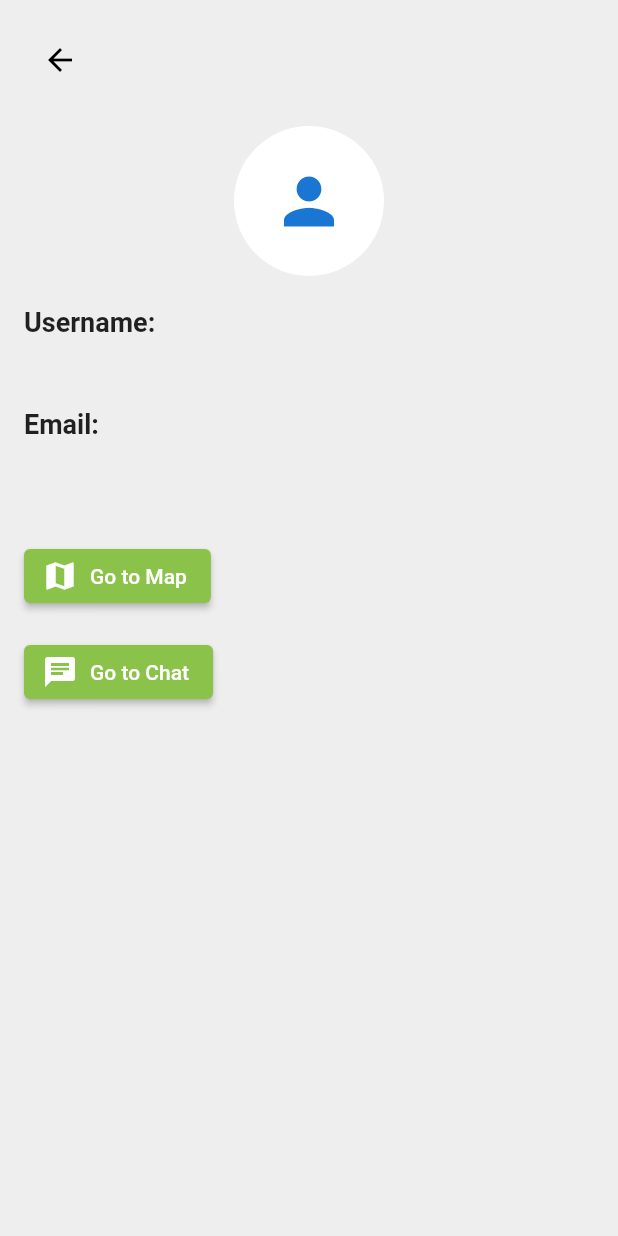
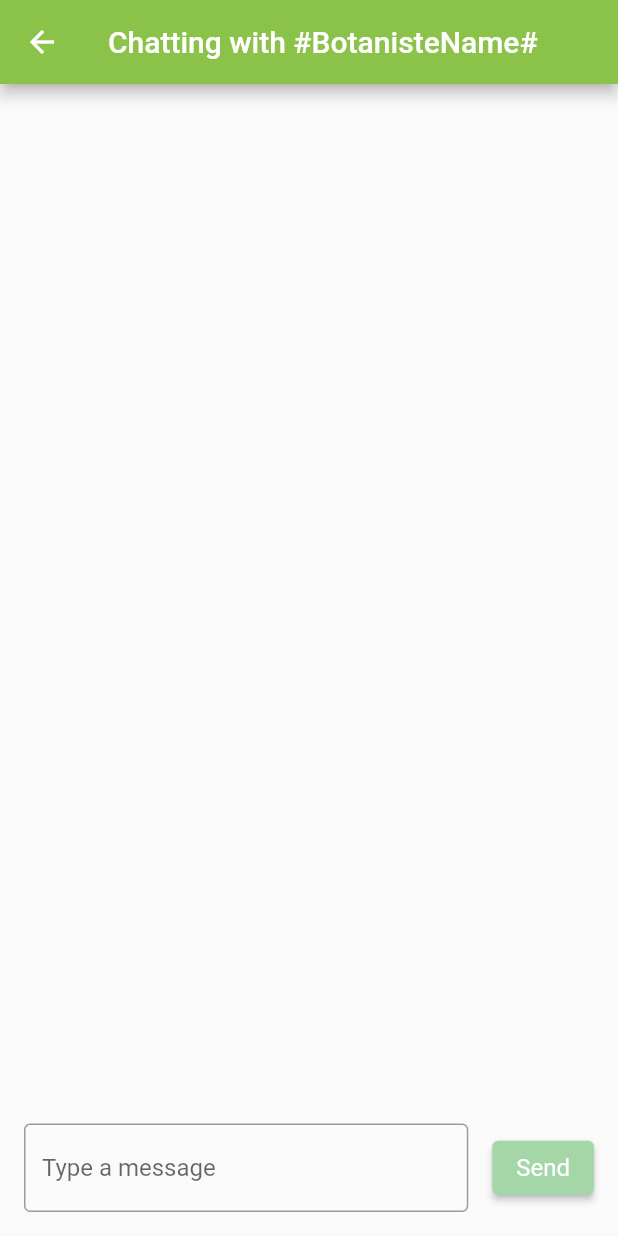
Before and after one commit to MSPR-Plant/A-rosa-je, a Flutter app: the ProfilePage screen opened directly, after a tap on "Go to Chat", on a phone screen of 412 x 824 dp. Run offline on Flutter 3.47's test engine with Material 2 defaults, Android fonts, the phone set to English and light mode, and no system bars; our stand-ins replace cloud_firestore, file_picker, firebase_auth, firebase_core, font_awesome_flutter, google_maps_flutter and 1 more; accounts and stored records are empty.

Commit message:
Adding ChatPage + Updating ProfilePage + Updating HomePage

```diff
--- /dev/null
+++ b/lib/pages/chat_page.dart
@@ -0,0 +1,115 @@
+import 'package:flutter/material.dart';
+
+class ChatPage extends StatefulWidget {
+  const ChatPage({Key? key}) : super(key: key);
+
+  @override
+  State<ChatPage> createState() => _ChatPageState();
+}
+
+class _ChatPageState extends State<ChatPage> {
+  final TextEditingController _messageController = TextEditingController();
+  final List<Message> _messages = [];
+
+  @override
+  void dispose() {
+    _messageController.dispose();
+    super.dispose();
+  }
+
+  void _sendMessage(String message) {
+    setState(() {
+      _messages.add(Message(
+        text: message,
+        isUser: true,
+      ));
+      _messages.add(Message(
+        text: "The chat doesn't work yet",
+        isUser: false,
+      ));
+    });
+    _messageController.clear();
+  }
+
+  Widget _buildMessageTile(Message message) {
+    return Align(
+      alignment: message.isUser ? Alignment.centerRight : Alignment.centerLeft,
+      child: Container(
+        margin: EdgeInsets.symmetric(vertical: 4, horizontal: 8),
+        padding: EdgeInsets.all(12),
+        decoration: BoxDecoration(
+          color: message.isUser ? Colors.blue[200] : Colors.grey[200],
+          borderRadius: BorderRadius.circular(16),
+        ),
+        child: Text(
+          message.text,
+          style: TextStyle(
+            fontSize: 16,
+            color: Colors.black,
+          ),
+        ),
+      ),
+    );
+  }
+
+  @override
+  Widget build(BuildContext context) {
+    return Scaffold(
+      appBar: AppBar(
+        backgroundColor: Colors
+            .lightGreen, // Set the app bar background color to light green
+        title: Text('Chatting with #BotanisteName#'),
+      ),
+      body: Column(
+        children: [
+          Expanded(
+            child: ListView.builder(
+              reverse: true,
+              itemCount: _messages.length,
+              itemBuilder: (context, index) {
+                return _buildMessageTile(_messages[index]);
+              },
+            ),
+          ),
+          Padding(
+            padding: EdgeInsets.all(16.0),
+            child: Row(
+              children: [
+                Expanded(
+                  child: TextField(
+                    controller: _messageController,
+                    decoration: InputDecoration(
+                      hintText: 'Type a message',
+                      border: OutlineInputBorder(),
+                    ),
+                  ),
+                ),
+                SizedBox(width: 16),
+                ElevatedButton(
+                  onPressed: () {
+                    String message = _messageController.text.trim();
+                    if (message.isNotEmpty) {
+                      _sendMessage(message);
+                    }
+                  },
+                  child: Text('Send'),
+                  style: ElevatedButton.styleFrom(
+                    primary: Colors.green[200],
+                    textStyle: TextStyle(fontSize: 16),
+                  ),
+                ),
+              ],
+            ),
+          ),
+        ],
+      ),
+    );
+  }
+}
+
+class Message {
+  final String text;
+  final bool isUser;
+
+  Message({required this.text, required this.isUser});
+}
--- a/lib/pages/profile_page.dart
+++ b/lib/pages/profile_page.dart
@@ -1,6 +1,7 @@
 import 'package:cloud_firestore/cloud_firestore.dart';
 import 'package:firebase_auth/firebase_auth.dart';
 import 'package:flutter/material.dart';
+import 'package:login_app/pages/chat_page.dart';
 import 'package:login_app/pages/map.dart';
 
 class ProfilePage extends StatefulWidget {
@@ -104,7 +105,9 @@ class _ProfilePageState extends State<ProfilePage> {
             SizedBox(height: 16),
             ElevatedButton.icon(
               onPressed: () {
-                // TODO: Navigate to the chat page
+                Navigator.push(context, MaterialPageRoute(builder: (context) {
+                  return ChatPage();
+                }));
               },
               icon: Icon(Icons.chat),
               label: Text('Go to Chat'),
```
Also changed, not shown: lib/pages/home_page.dart (+42 -41 lines).
